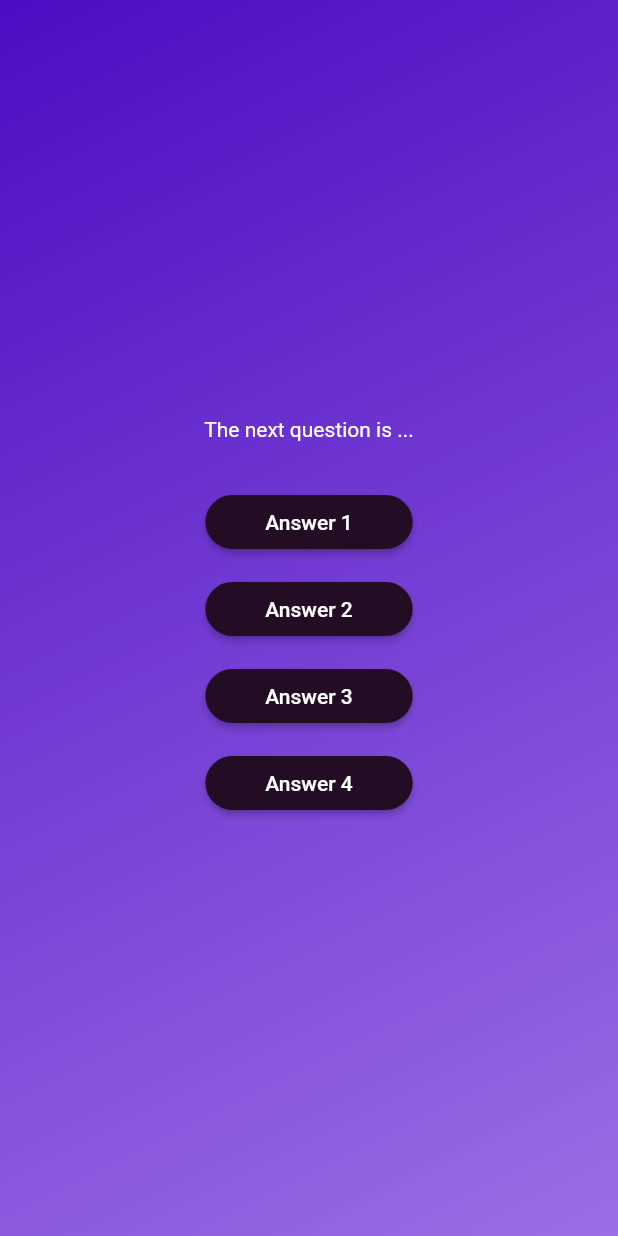
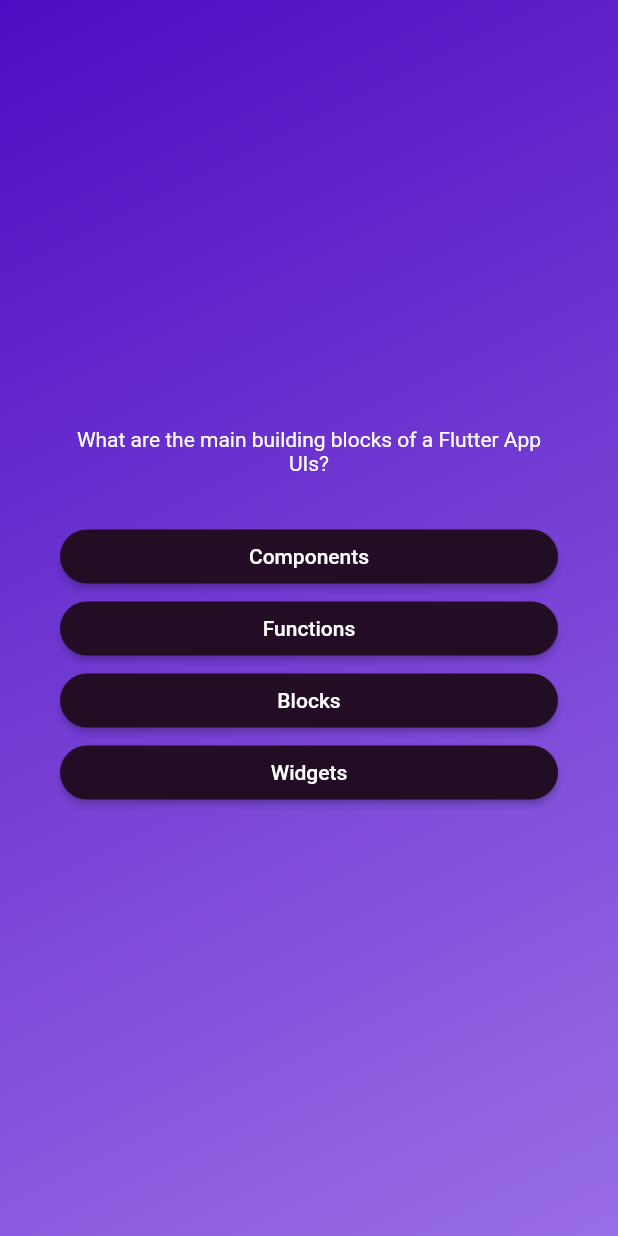
Before and after one commit to atomicstructure/advanced_basic, a Flutter app: the screen it shows after launch, after a tap on "Start Quiz", on a phone screen of 412 x 824 dp. Run offline on Flutter 3.47's test engine with Material 2 defaults, Android fonts, the phone set to English and light mode, and no system bars; Roboto replaces fonts that are missing (palatino).

Commit message:
Worked with Map and Spread, shuffling the Answers on the Quiz Page

```diff
--- a/quiz_app/lib/models/quiz_question.dart
+++ b/quiz_app/lib/models/quiz_question.dart
@@ -3,4 +3,11 @@ class QuizQuestion {
 
   final String text;
   final List<String> answers;
+
+  List getShuffledAnswers() {
+    final shuffledList = List.of(answers);
+    shuffledList.shuffle();
+
+    return shuffledList;
+  }
 }
--- a/quiz_app/lib/questions.dart
+++ b/quiz_app/lib/questions.dart
@@ -1,5 +1,6 @@
 import 'package:flutter/material.dart';
 import 'package:quiz_app/answer_button.dart';
+import 'package:quiz_app/data/questions.dart';
 
 class QuizQuestions extends StatefulWidget {
   const QuizQuestions({super.key});
@@ -10,36 +11,37 @@ class QuizQuestions extends StatefulWidget {
 
 class _QuizQuestionsState extends State<QuizQuestions> {
   @override
-  Widget build(context) => SizedBox(
-        width: double.infinity,
+  Widget build(context) {
+    final currentQuestion = questions[0];
+
+    return SizedBox(
+      width: double.infinity,
+      child: Container(
+        margin: const EdgeInsets.all(40),
         child: Column(
           mainAxisAlignment: MainAxisAlignment.center,
+          crossAxisAlignment: CrossAxisAlignment.stretch,
           children: [
-            const Text('The next question is ...',
-                style: TextStyle(color: Colors.white)),
+            Text(
+              currentQuestion.text,
+              style:
+                  const TextStyle(fontFamily: 'palatino', color: Colors.white),
+              textAlign: TextAlign.center,
+            ),
             const SizedBox(
               height: 30,
             ),
-            AnswerButton(
-              answerText: 'Answer 1',
-              onPress: () {},
+            ...currentQuestion.getShuffledAnswers().map(
+              (item) {
+                return AnswerButton(
+                  answerText: item,
+                  onPress: () {},
+                );
+              },
             ),
-            const SizedBox(height: 10),
-            AnswerButton(
-              answerText: 'Answer 2',
-              onPress: () {},
-            ),
-            const SizedBox(height: 10),
-            AnswerButton(
-              answerText: 'Answer 3',
-              onPress: () {},
-            ),
-            const SizedBox(height: 10),
-            AnswerButton(
-              answerText: 'Answer 4',
-              onPress: () {},
-            )
           ],
         ),
-      );
+      ),
+    );
+  }
 }
```
